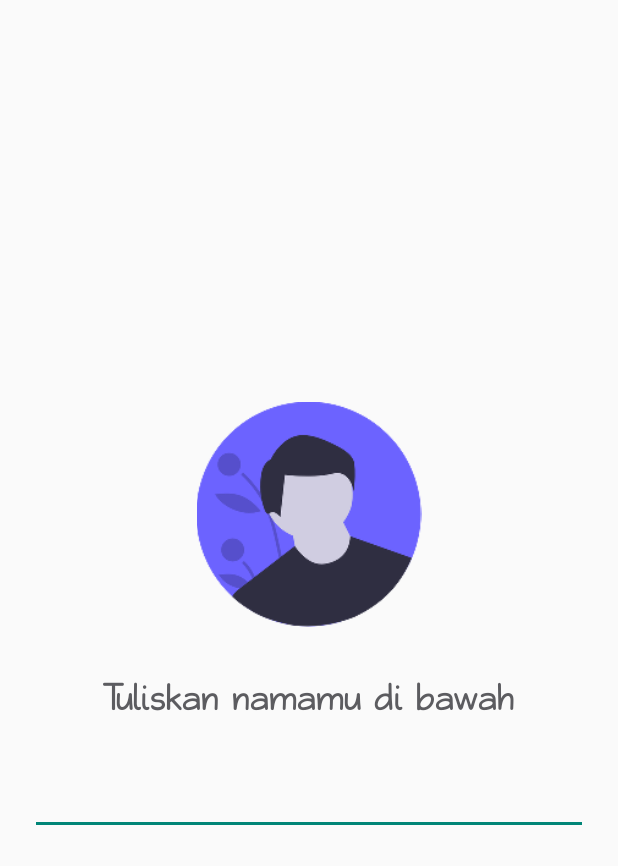
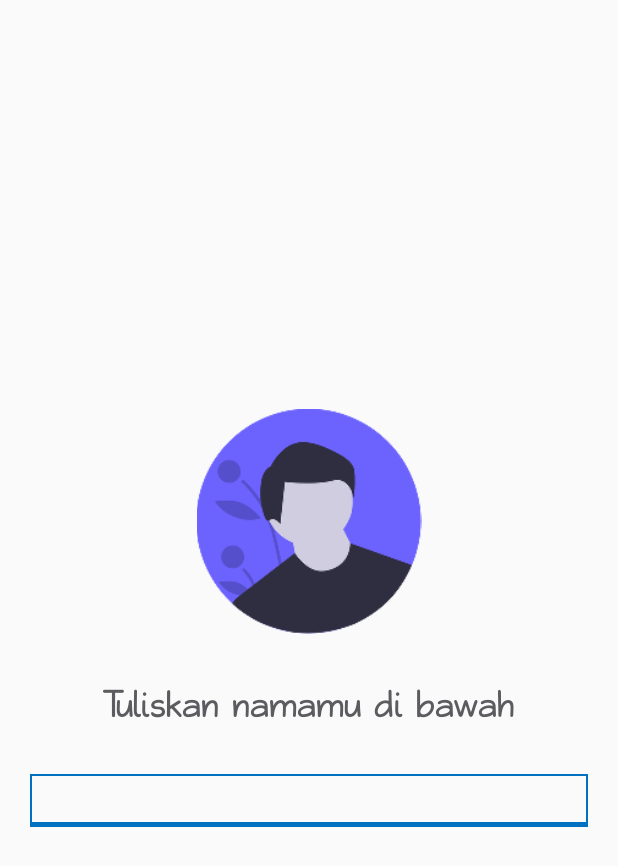
Before and after one commit to krisnasirait/Rock-Paper-Scissors-Game, an Android app: the fragment ThirdLandingPageFragment shown on its own in the app's theme, on a phone screen of 412 x 824 dp. Shown: the top 866 px of the screen. Run offline under Robolectric (Android 15) with nearby library versions, the phone set to English and light mode, and no system bars.

Commit message:
fixed fragment_third_landing_page.xml

```diff
--- a/app/src/main/res/layout/fragment_third_landing_page.xml
+++ b/app/src/main/res/layout/fragment_third_landing_page.xml
@@ -21,13 +21,12 @@
 
     <TextView
         android:id="@+id/tv_text"
-        style="@style/LandingTextAppearance"
         android:layout_width="0dp"
         android:layout_height="wrap_content"
         android:layout_marginTop="16dp"
         android:layout_marginBottom="16dp"
         android:gravity="center"
-        android:text="Tuliskan namamu di bawah"
+        android:text="@string/text_landing3"
         android:fontFamily="@font/qarmic_sans"
         android:textSize="20sp"
         android:textColor="@color/grey"
@@ -38,12 +37,15 @@
 
     <EditText
         android:id="@+id/et_landing"
-        style="@style/LandingTextAppearance"
+        android:fontFamily="@font/qarmic_sans"
+        android:textSize="20sp"
+        android:textColor="@color/grey"
         android:layout_width="0dp"
         android:layout_height="wrap_content"
         android:layout_marginStart="20dp"
         android:layout_marginTop="16dp"
         android:layout_marginEnd="20dp"
+        android:background="@drawable/bg_edittext"
         android:layout_marginBottom="16dp"
         app:layout_constraintBottom_toBottomOf="parent"
         app:layout_constraintEnd_toEndOf="parent"
--- a/app/src/main/res/values/strings.xml
+++ b/app/src/main/res/values/strings.xml
@@ -19,4 +19,5 @@
     <string name="hello_blank_fragment">Hello blank fragment</string>
     <string name="text_landing1">Bermain suit melawan sesama pemain</string>
     <string name="text_landing2">Bermain suit melawan komputer</string>
+    <string name="text_landing3">Tuliskan namamu di bawah</string>
 </resources>
```
